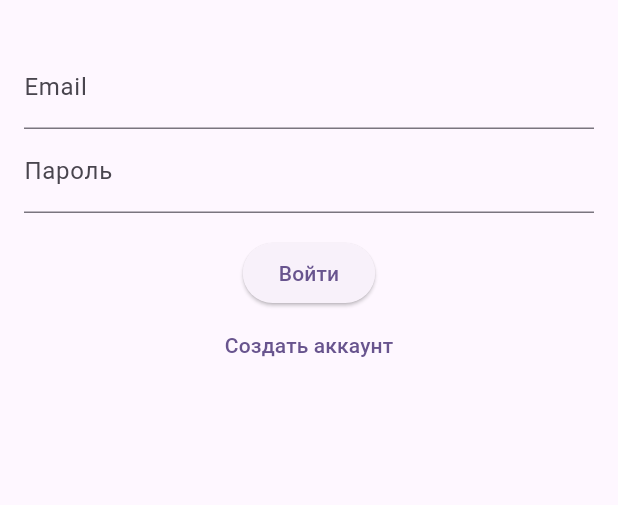
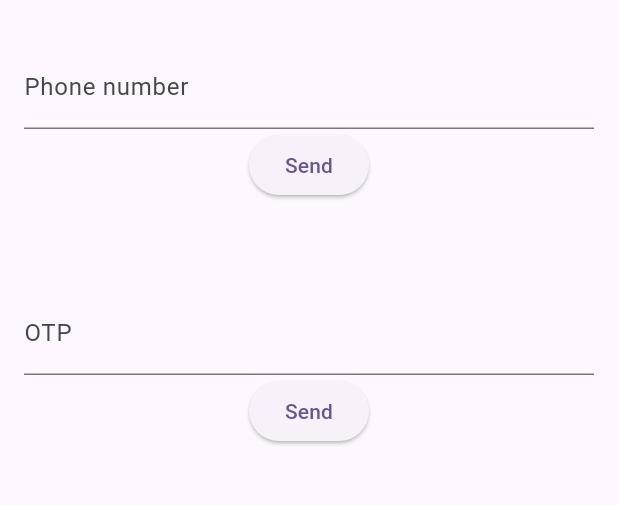
Before and after one commit to Duu1at/bazar, a Flutter app: the screen it shows after launch, on a phone screen of 412 x 824 dp, the part 63-568 px from its top. Run offline on Flutter 3.47's test engine with Material 3 defaults, Android fonts, the phone set to English and light mode, and no system bars; our stand-ins replace equatable, firebase_auth, firebase_core, flutter_bloc, shared_preferences; accounts and stored records are empty; generated files the repository leaves out were written again.

Commit message:
add auth with phone number

```diff
--- a/app/lib/app/view/app_view.dart
+++ b/app/lib/app/view/app_view.dart
@@ -1,3 +1,4 @@
+import 'package:app/auth/view/phone_page.dart';
 import 'package:app/home/home_page.dart';
 import 'package:flutter/material.dart';
 
@@ -12,7 +13,7 @@ class MyApp extends StatelessWidget {
         colorScheme: ColorScheme.fromSeed(seedColor: Colors.deepPurple),
         useMaterial3: true,
       ),
-      home: const AuthHandler(),
+      home: const PhobePage(),
     );
   }
 }
--- /dev/null
+++ b/app/lib/auth/view/phone_page.dart
@@ -0,0 +1,61 @@
+import 'package:auth_service/auth_service.dart';
+import 'package:flutter/material.dart';
+import 'package:flutter_bloc/flutter_bloc.dart';
+
+class PhobePage extends StatefulWidget {
+  const PhobePage({super.key});
+
+  @override
+  State<PhobePage> createState() => _PhobePageState();
+}
+
+class _PhobePageState extends State<PhobePage> {
+  final TextEditingController _phoneController = TextEditingController();
+  final TextEditingController _otpController = TextEditingController();
+  void _login() async {
+    try {
+      await context.read<AuthService>().loginWithPhone(
+            _phoneController.text,
+          );
+    } on LoginWithPhoneException catch (e) {
+      ScaffoldMessenger.of(context).showSnackBar(SnackBar(content: Text("Ошибка: ${e.message}")));
+    } catch (e) {
+      ScaffoldMessenger.of(context).showSnackBar(SnackBar(content: Text("Ошибка: $e")));
+    }
+  }
+
+  void _otp() async {
+    try {
+      await context.read<AuthService>().verifyOTP(_otpController.text);
+    } on SignUpWithEmailAndPasswordFailure catch (e) {
+      ScaffoldMessenger.of(context).showSnackBar(SnackBar(content: Text("Ошибка: ${e.message}")));
+    } catch (e) {
+      ScaffoldMessenger.of(context).showSnackBar(SnackBar(content: Text("Ошибка: ${e}")));
+    }
+  }
+
+  @override
+  Widget build(BuildContext context) {
+    return Scaffold(
+      appBar: AppBar(title: Text("Вход")),
+      body: Padding(
+        padding: const EdgeInsets.all(16.0),
+        child: Column(
+          children: [
+            TextField(
+              controller: _phoneController,
+              decoration: InputDecoration(labelText: "Phone number"),
+            ),
+            ElevatedButton(onPressed: _login, child: Text("Send")),
+            SizedBox(height: 60),
+            TextField(
+              controller: _otpController,
+              decoration: InputDecoration(labelText: "OTP"),
+            ),
+            ElevatedButton(onPressed: _otp, child: Text("Send")),
+          ],
+        ),
+      ),
+    );
+  }
+}
--- a/app/lib/home/login_page.dart
+++ b/app/lib/home/login_page.dart
@@ -10,7 +10,7 @@ class LoginScreen extends StatelessWidget {
   Widget build(BuildContext context) {
     return Scaffold(
       appBar: AppBar(
-        title: Text('Логин'),
+        title: const Text('Логин'),
       ),
       body: Padding(
         padding: const EdgeInsets.all(16.0),
--- a/app/pubspec_overrides.yaml
+++ /dev/null
@@ -1,6 +0,0 @@
-# melos_managed_dependency_overrides: auth_service,mb_storage
-dependency_overrides:
-  auth_service:
-    path: ../packages/auth_service
-  mb_storage:
-    path: ../packages/mb_storage
--- a/packages/auth_service/pubspec_overrides.yaml
+++ /dev/null
@@ -1,4 +0,0 @@
-# melos_managed_dependency_overrides: mb_storage
-dependency_overrides:
-  mb_storage:
-    path: ../mb_storage
--- a/packages/mb_auth_repository/pubspec_overrides.yaml
+++ /dev/null
@@ -1,6 +0,0 @@
-# melos_managed_dependency_overrides: auth_service,mb_storage
-dependency_overrides:
-  auth_service:
-    path: ../auth_service
-  mb_storage:
-    path: ../mb_storage
--- a/packages/mb_storage/pubspec_overrides.yaml
+++ /dev/null
@@ -1,4 +0,0 @@
-# melos_managed_dependency_overrides: auth_service
-dependency_overrides:
-  auth_service:
-    path: ../auth_service
```
Also changed, not shown: packages/auth_service/lib/src/auth_service.dart (+0 -10 lines), 8 other files.
